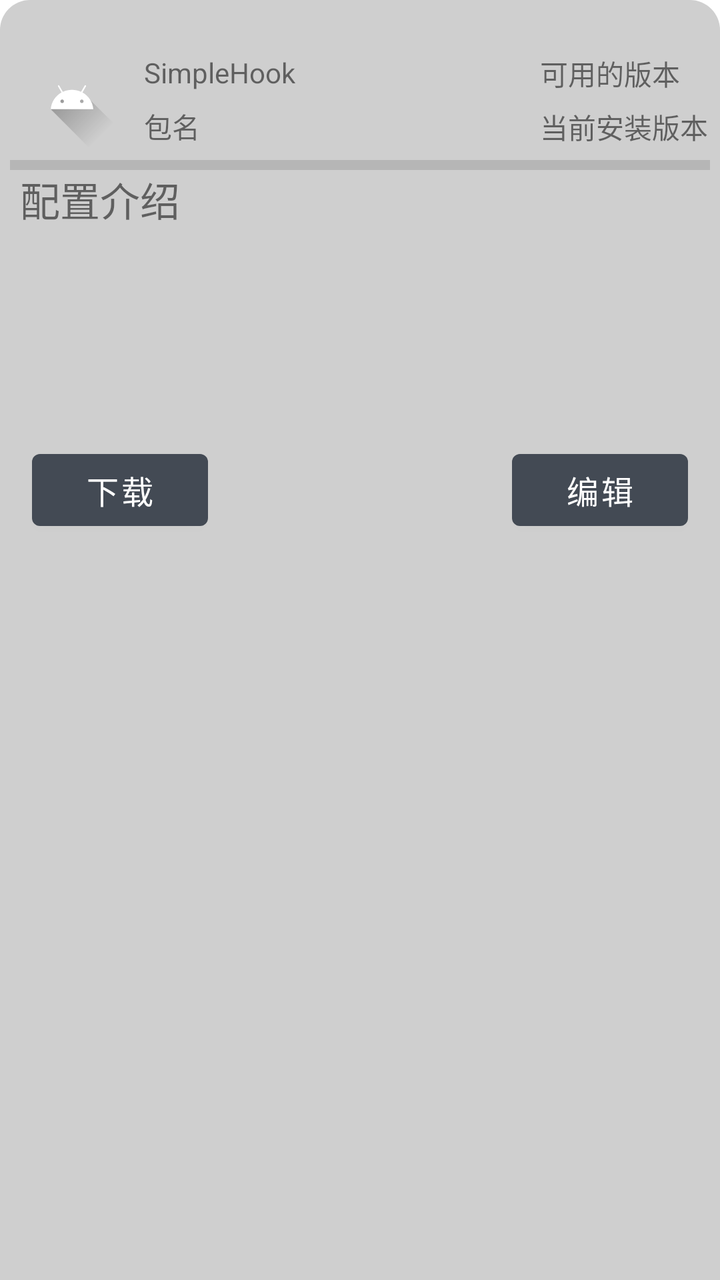
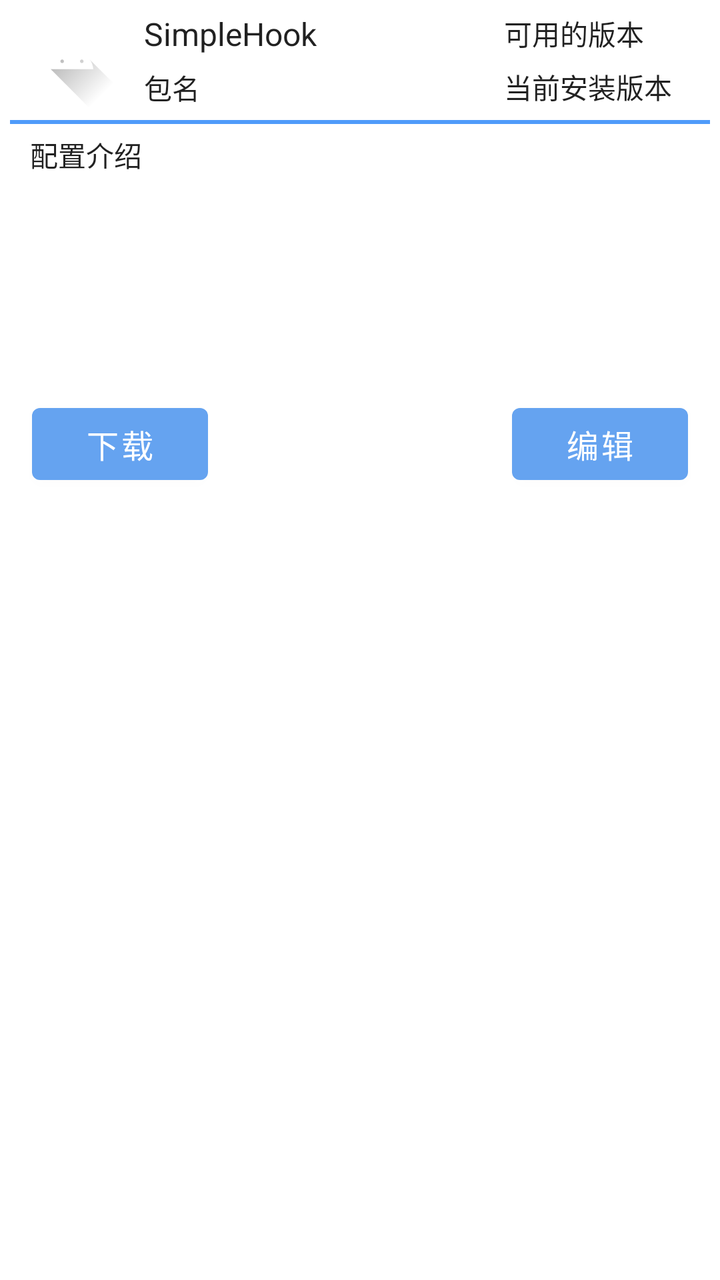

An Android layout rendered at two revisions. The XML below is the earlier revision; the diff shows what the commit changed to produce the second picture.
<!-- AndroidManifest.xml: application theme Theme.SimpleHook -->
<!-- res/layout/custom_bottom_popup.xml -->
<?xml version="1.0" encoding="utf-8"?>
<androidx.constraintlayout.widget.ConstraintLayout xmlns:android="http://schemas.android.com/apk/res/android"
    xmlns:app="http://schemas.android.com/apk/res-auto"
    android:layout_width="match_parent"
    android:layout_height="wrap_content"
    android:background="@drawable/bottom_dialog_background">

    <androidx.constraintlayout.widget.ConstraintLayout
        android:layout_width="match_parent"
        android:layout_height="0dp"
        app:layout_constraintEnd_toEndOf="parent"
        app:layout_constraintStart_toStartOf="parent"
        app:layout_constraintTop_toBottomOf="@+id/constraintLayout2">

        <View
            android:id="@+id/divider"
            android:layout_width="match_parent"
            android:layout_height="5dp"
            android:layout_marginStart="5dp"
            android:layout_marginEnd="5dp"
            android:background="?android:attr/listDivider"
            app:layout_constraintEnd_toEndOf="parent"
            app:layout_constraintStart_toStartOf="parent"
            app:layout_constraintTop_toTopOf="parent" />

        <Button
            android:id="@+id/downloadButton"
            style="@style/bottom_dialog_button_style"
            android:text="@string/download"
            app:layout_constraintStart_toStartOf="parent"
            app:layout_constraintTop_toBottomOf="@+id/constraintLayout3" />

        <Button
            android:id="@+id/editConfigButton"
            style="@style/bottom_dialog_button_style"
            android:text="@string/edit"
            app:layout_constraintEnd_toEndOf="parent"
            app:layout_constraintTop_toBottomOf="@+id/constraintLayout3" />

        <androidx.constraintlayout.widget.ConstraintLayout
            android:id="@+id/constraintLayout3"
            android:layout_width="match_parent"
            android:layout_height="120dp"
            app:layout_constraintEnd_toEndOf="parent"
            app:layout_constraintStart_toStartOf="parent"
            app:layout_constraintTop_toBottomOf="@+id/divider">

            <TextView
                android:id="@+id/config_description"
                android:layout_width="wrap_content"
                android:layout_height="wrap_content"
                android:layout_marginStart="10dp"
                android:text="@string/config_description"
                android:textSize="20sp"
                app:layout_constraintStart_toStartOf="parent"
                app:layout_constraintTop_toTopOf="parent" />
        </androidx.constraintlayout.widget.ConstraintLayout>
    </androidx.constraintlayout.widget.ConstraintLayout>

    <androidx.constraintlayout.widget.ConstraintLayout
        android:id="@+id/constraintLayout2"
        android:layout_width="match_parent"
        android:layout_height="wrap_content"
        android:layout_marginTop="20dp"
        app:layout_constraintEnd_toEndOf="parent"
        app:layout_constraintStart_toStartOf="parent"
        app:layout_constraintTop_toTopOf="parent">

        <androidx.constraintlayout.widget.Guideline
            android:id="@+id/guideline9"
            android:layout_width="wrap_content"
            android:layout_height="wrap_content"
            android:orientation="vertical"
            app:layout_constraintGuide_percent="0.2" />

        <androidx.constraintlayout.widget.Guideline
            android:id="@+id/guideline10"
            android:layout_width="wrap_content"
            android:layout_height="wrap_content"
            android:orientation="vertical"
            app:layout_constraintGuide_percent="0.75" />

        <ImageView
            android:id="@+id/appIcon"
            android:layout_width="0dp"
            android:layout_height="50dp"
            android:layout_margin="5dp"
            android:contentDescription="@string/app_icon"
            app:layout_constraintBottom_toBottomOf="parent"
            app:layout_constraintEnd_toStartOf="@+id/guideline9"
            app:layout_constraintStart_toStartOf="parent"
            app:layout_constraintTop_toTopOf="parent"
            app:srcCompat="@drawable/ic_launcher_foreground" />

        <TextView
            android:id="@+id/appNameText"
            android:layout_width="wrap_content"
            android:layout_height="wrap_content"
            android:text="@string/app_name"
            app:layout_constraintBottom_toTopOf="@+id/packageNameText"
            app:layout_constraintStart_toStartOf="@+id/guideline9"
            app:layout_constraintTop_toTopOf="parent" />

        <TextView
            android:id="@+id/packageNameText"
            android:layout_width="wrap_content"
            android:layout_height="wrap_content"
            android:text="@string/package_name"
            android:maxEms="12"
            android:maxLines="2"
            android:ellipsize="end"
            app:layout_constraintBottom_toBottomOf="parent"
            app:layout_constraintStart_toStartOf="@+id/appNameText"
            app:layout_constraintTop_toBottomOf="@+id/appNameText" />

        <TextView
            android:id="@+id/applicableVersion"
            android:layout_width="wrap_content"
            android:layout_height="wrap_content"
            android:text="@string/applicable_version"
            app:layout_constraintBottom_toTopOf="@+id/currentVersion"
            app:layout_constraintStart_toStartOf="@+id/guideline10"
            app:layout_constraintTop_toTopOf="parent" />

        <TextView
            android:id="@+id/currentVersion"
            android:layout_width="wrap_content"
            android:layout_height="wrap_content"
            android:text="@string/current_installed_version"

            app:layout_constraintBottom_toBottomOf="parent"
            app:layout_constraintStart_toStartOf="@+id/applicableVersion"
            app:layout_constraintTop_toBottomOf="@+id/applicableVersion" />
    </androidx.constraintlayout.widget.ConstraintLayout>

</androidx.constraintlayout.widget.ConstraintLayout>
<!-- resources referenced by this layout -->
<resources>
  <!-- drawable bottom_dialog_background (drawable) -->
  <?xml version="1.0" encoding="utf-8"?>
  <shape xmlns:android="http://schemas.android.com/apk/res/android">
      <corners
          android:topLeftRadius="15dp"
          android:topRightRadius="15dp"/>
      <solid
          android:color="@color/item_background"/>
  </shape>
  <!-- drawable ic_launcher_foreground (drawable-v24) -->
  <vector xmlns:android="http://schemas.android.com/apk/res/android"
      xmlns:aapt="http://schemas.android.com/aapt"
      android:width="108dp"
      android:height="108dp"
      android:viewportWidth="108"
      android:viewportHeight="108">
      <path android:pathData="M31,63.928c0,0 6.4,-11 12.1,-13.1c7.2,-2.6 26,-1.4 26,-1.4l38.1,38.1L107,108.928l-32,-1L31,63.928z">
          <aapt:attr name="android:fillColor">
              <gradient
                  android:endX="85.84757"
                  android:endY="92.4963"
                  android:startX="42.9492"
                  android:startY="49.59793"
                  android:type="linear">
                  <item
                      android:color="#44000000"
                      android:offset="0.0" />
                  <item
                      android:color="#00000000"
                      android:offset="1.0" />
              </gradient>
          </aapt:attr>
      </path>
      <path
          android:fillColor="#FFFFFF"
          android:fillType="nonZero"
          android:pathData="M65.3,45.828l3.8,-6.6c0.2,-0.4 0.1,-0.9 -0.3,-1.1c-0.4,-0.2 -0.9,-0.1 -1.1,0.3l-3.9,6.7c-6.3,-2.8 -13.4,-2.8 -19.7,0l-3.9,-6.7c-0.2,-0.4 -0.7,-0.5 -1.1,-0.3C38.8,38.328 38.7,38.828 38.9,39.228l3.8,6.6C36.2,49.428 31.7,56.028 31,63.928h46C76.3,56.028 71.8,49.428 65.3,45.828zM43.4,57.328c-0.8,0 -1.5,-0.5 -1.8,-1.2c-0.3,-0.7 -0.1,-1.5 0.4,-2.1c0.5,-0.5 1.4,-0.7 2.1,-0.4c0.7,0.3 1.2,1 1.2,1.8C45.3,56.528 44.5,57.328 43.4,57.328L43.4,57.328zM64.6,57.328c-0.8,0 -1.5,-0.5 -1.8,-1.2s-0.1,-1.5 0.4,-2.1c0.5,-0.5 1.4,-0.7 2.1,-0.4c0.7,0.3 1.2,1 1.2,1.8C66.5,56.528 65.6,57.328 64.6,57.328L64.6,57.328z"
          android:strokeWidth="1"
          android:strokeColor="#00000000" />
  </vector>
  <string name="app_icon">应用图标</string>
  <string name="app_name">SimpleHook</string>
  <string name="applicable_version">可用的版本</string>
  <string name="config_description">配置介绍</string>
  <string name="current_installed_version">当前安装版本</string>
  <string name="download">下载</string>
  <string name="edit">编辑</string>
  <string name="package_name">包名</string>
  <style name="bottom_dialog_button_style">
          <item name="android:layout_margin">16dp</item>
          <item name="android:layout_width">wrap_content</item>
          <item name="android:layout_height">wrap_content</item>
          <item name="android:textSize">16sp</item>
          <item name="android:theme">@style/ButtonTheme</item>
      </style>
  <style name="Theme.SimpleHook" parent="Theme.MaterialComponents.DayNight.NoActionBar">
          
          <item name="colorPrimary">@color/purple_200</item>
          <item name="colorPrimaryVariant">@color/purple_500</item>
          <item name="colorOnPrimary">@color/white</item>
          
          <item name="colorSecondary">@color/teal_200</item>
          <item name="colorSecondaryVariant">@color/teal_700</item>
          <item name="colorOnSecondary">@color/black</item>
          
          <item name="android:statusBarColor" tools:targetApi="l">?attr/colorPrimaryVariant</item>
          
      </style>
  <color name="item_background">#cfcfcf</color>
  <style name="ButtonTheme" parent="Theme.SimpleHook">
          <item name="colorPrimary">#434a54</item>
      </style>
  <color name="purple_200">#FFBB86FC</color>
  <color name="purple_500">#FF6200EE</color>
  <color name="white">#FFFFFFFF</color>
  <color name="teal_200">#FF03DAC5</color>
  <color name="teal_700">#FF018786</color>
  <color name="black">#FF000000</color>
</resources>

<!-- the commit's change to res/layout/custom_bottom_popup.xml (unified diff, before → after) -->
@@ -3,22 +3,22 @@
     xmlns:app="http://schemas.android.com/apk/res-auto"
     android:layout_width="match_parent"
     android:layout_height="wrap_content"
-    android:background="@drawable/bottom_dialog_background">
+   >
 
     <androidx.constraintlayout.widget.ConstraintLayout
         android:layout_width="match_parent"
         android:layout_height="0dp"
         app:layout_constraintEnd_toEndOf="parent"
         app:layout_constraintStart_toStartOf="parent"
-        app:layout_constraintTop_toBottomOf="@+id/constraintLayout2">
+        app:layout_constraintTop_toBottomOf="@+id/app_summary">
 
         <View
             android:id="@+id/divider"
             android:layout_width="match_parent"
-            android:layout_height="5dp"
+            android:layout_height="2dp"
             android:layout_marginStart="5dp"
             android:layout_marginEnd="5dp"
-            android:background="?android:attr/listDivider"
+            android:background="@color/colorPrimary"
             app:layout_constraintEnd_toEndOf="parent"
             app:layout_constraintStart_toStartOf="parent"
             app:layout_constraintTop_toTopOf="parent" />
@@ -46,22 +46,26 @@
             app:layout_constraintTop_toBottomOf="@+id/divider">
 
             <TextView
+                android:textAppearance="?android:textAppearanceListItemSecondary"
+                android:padding="5dp"
                 android:id="@+id/config_description"
                 android:layout_width="wrap_content"
                 android:layout_height="wrap_content"
                 android:layout_marginStart="10dp"
                 android:text="@string/config_description"
-                android:textSize="20sp"
+                android:scrollbars="vertical"
                 app:layout_constraintStart_toStartOf="parent"
                 app:layout_constraintTop_toTopOf="parent" />
         </androidx.constraintlayout.widget.ConstraintLayout>
     </androidx.constraintlayout.widget.ConstraintLayout>
 
     <androidx.constraintlayout.widget.ConstraintLayout
-        android:id="@+id/constraintLayout2"
+        android:id="@+id/app_summary"
         android:layout_width="match_parent"
         android:layout_height="wrap_content"
-        android:layout_marginTop="20dp"
+        android:clickable="true"
+        android:focusable="true"
+        android:background="?selectableItemBackground"
         app:layout_constraintEnd_toEndOf="parent"
         app:layout_constraintStart_toStartOf="parent"
         app:layout_constraintTop_toTopOf="parent">
@@ -78,11 +82,11 @@
             android:layout_width="wrap_content"
             android:layout_height="wrap_content"
             android:orientation="vertical"
-            app:layout_constraintGuide_percent="0.75" />
+            app:layout_constraintGuide_percent="0.7" />
 
         <ImageView
             android:id="@+id/appIcon"
-            android:layout_width="0dp"
+            android:layout_width="50dp"
             android:layout_height="50dp"
             android:layout_margin="5dp"
             android:contentDescription="@string/app_icon"
@@ -93,6 +97,7 @@
             app:srcCompat="@drawable/ic_launcher_foreground" />
 
         <TextView
+            android:textAppearance="?android:textAppearanceListItem"
             android:id="@+id/appNameText"
             android:layout_width="wrap_content"
             android:layout_height="wrap_content"
@@ -102,18 +107,17 @@
             app:layout_constraintTop_toTopOf="parent" />
 
         <TextView
+            android:textAppearance="?android:textAppearanceListItemSecondary"
             android:id="@+id/packageNameText"
             android:layout_width="wrap_content"
             android:layout_height="wrap_content"
             android:text="@string/package_name"
-            android:maxEms="12"
-            android:maxLines="2"
-            android:ellipsize="end"
             app:layout_constraintBottom_toBottomOf="parent"
             app:layout_constraintStart_toStartOf="@+id/appNameText"
             app:layout_constraintTop_toBottomOf="@+id/appNameText" />
 
         <TextView
+            android:textAppearance="?android:textAppearanceListItemSecondary"
             android:id="@+id/applicableVersion"
             android:layout_width="wrap_content"
             android:layout_height="wrap_content"
@@ -123,11 +127,11 @@
             app:layout_constraintTop_toTopOf="parent" />
 
         <TextView
+            android:textAppearance="?android:textAppearanceListItemSecondary"
             android:id="@+id/currentVersion"
             android:layout_width="wrap_content"
             android:layout_height="wrap_content"
             android:text="@string/current_installed_version"
-
             app:layout_constraintBottom_toBottomOf="parent"
             app:layout_constraintStart_toStartOf="@+id/applicableVersion"
             app:layout_constraintTop_toBottomOf="@+id/applicableVersion" />
<!-- resource entries referenced after the edit -->
@@ -1,14 +1,6 @@
 <!-- resources referenced by this layout -->
 <resources>
-  <!-- drawable bottom_dialog_background (drawable) -->
-  <?xml version="1.0" encoding="utf-8"?>
-  <shape xmlns:android="http://schemas.android.com/apk/res/android">
-      <corners
-          android:topLeftRadius="15dp"
-          android:topRightRadius="15dp"/>
-      <solid
-          android:color="@color/item_background"/>
-  </shape>
+  <color name="colorPrimary">#4F9BFA</color>
   <!-- drawable ic_launcher_foreground (drawable-v24) -->
   <vector xmlns:android="http://schemas.android.com/apk/res/android"
       xmlns:aapt="http://schemas.android.com/aapt"
@@ -53,12 +45,12 @@
           <item name="android:layout_width">wrap_content</item>
           <item name="android:layout_height">wrap_content</item>
           <item name="android:textSize">16sp</item>
-          <item name="android:theme">@style/ButtonTheme</item>
+         
       </style>
   <style name="Theme.SimpleHook" parent="Theme.MaterialComponents.DayNight.NoActionBar">
           
-          <item name="colorPrimary">@color/purple_200</item>
-          <item name="colorPrimaryVariant">@color/purple_500</item>
+          <item name="colorPrimary">#65A3F0</item>
+          <item name="colorPrimaryVariant">#4F9BFA</item>
           <item name="colorOnPrimary">@color/white</item>
           
           <item name="colorSecondary">@color/teal_200</item>
@@ -68,12 +60,6 @@
           <item name="android:statusBarColor" tools:targetApi="l">?attr/colorPrimaryVariant</item>
           
       </style>
-  <color name="item_background">#cfcfcf</color>
-  <style name="ButtonTheme" parent="Theme.SimpleHook">
-          <item name="colorPrimary">#434a54</item>
-      </style>
-  <color name="purple_200">#FFBB86FC</color>
-  <color name="purple_500">#FF6200EE</color>
   <color name="white">#FFFFFFFF</color>
   <color name="teal_200">#FF03DAC5</color>
   <color name="teal_700">#FF018786</color>
